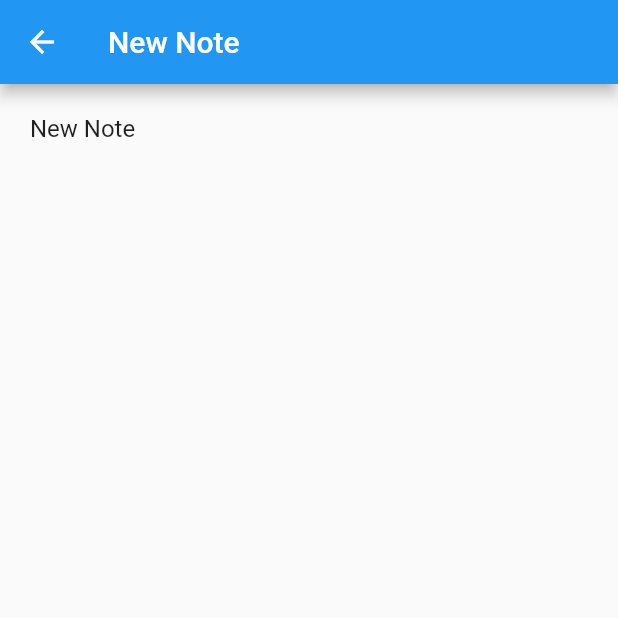
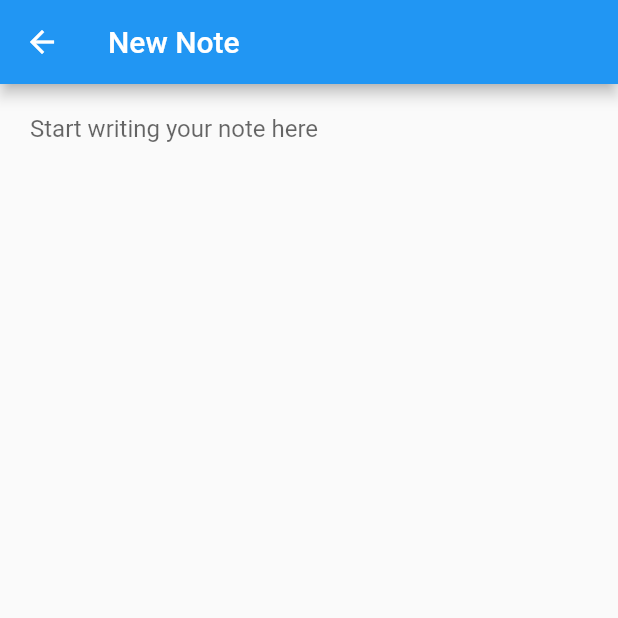
Before and after one commit to benlittlenz/flutter_notes, a Flutter app: the screen it shows after launch, after a tap on the "add" icon, on a phone screen of 412 x 824 dp, the top half of it. Run offline on Flutter 3.47's test engine with Material 2 defaults, Android fonts, the phone set to English and light mode, and no system bars.

```diff
--- a/lib/models/Note.dart
+++ b/lib/models/Note.dart
@@ -3,5 +3,11 @@ class Note
   String id;
   String body;
 
-  Note({ this.id, this.body = 'New Note' });
+  static const String DEFAULT_NAME = 'New Note';
+
+  Note({ this.id, this.body = '' });
+
+  String get noteBody {
+    return this.body.isNotEmpty ? this.body : Note.DEFAULT_NAME;
+  }
 }
--- a/lib/screens/NoteScreen.dart
+++ b/lib/screens/NoteScreen.dart
@@ -39,9 +39,8 @@ class NoteScreenState extends State<NoteScreen> {
         appBar: AppBar(
           title: Consumer<NoteCollection>(
             builder: (context, notes, child) {
-              debugPrint(notes.getNote(_note.id).body);
               return Text(
-                notes.getNote(_note.id).body
+                notes.getNote(_note.id).noteBody
               );
             }
             ),
```
Also changed, not shown: lib/screens/HomeScreen.dart (+9 -0 lines).
